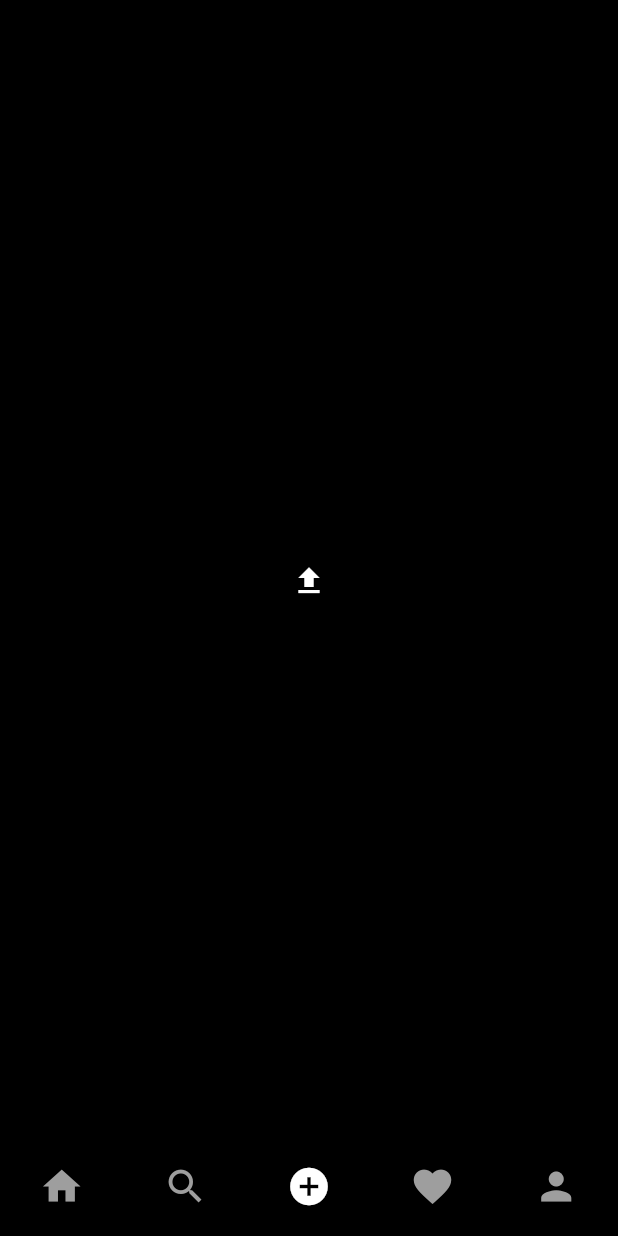
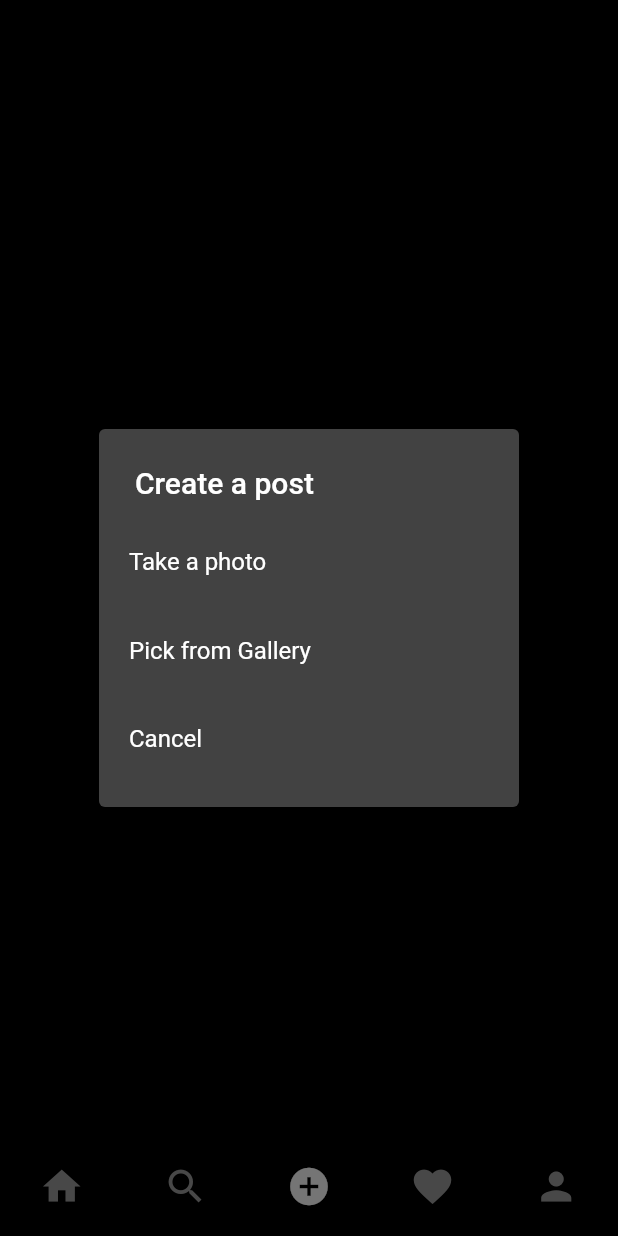
Before and after one commit to mudassirjabbar/Insta-clone-flutter, a Flutter app: the screen it shows once a user with an empty profile is signed in, item 3 of the bottom bar chosen, after a tap on the "upload" icon, on a phone screen of 412 x 824 dp. Run offline on Flutter 3.47's test engine with Material 2 defaults, Android fonts, the phone set to English and light mode, and no system bars; our stand-ins replace cloud_firestore, firebase_auth, firebase_core, firebase_storage, image_picker; accounts and stored records are empty; network calls fail.

Commit message:
step 1 done

```diff
--- a/lib/models/user.dart
+++ b/lib/models/user.dart
@@ -4,6 +4,7 @@ class User {
   final String email;
   final String uid;
   final String password;
+  final String photoURL;
   final String username;
   final String bio;
   final List followers;
@@ -13,6 +14,7 @@ class User {
     required this.email,
     required this.uid,
     required this.password,
+    required this.photoURL,
     required this.username,
     required this.bio,
     required this.followers,
@@ -25,6 +27,7 @@ class User {
         'email': email,
         'password': password,
         'bio': bio,
+        'photoURL': photoURL,
         'followers': [],
         'following': [],
       };
@@ -37,6 +40,7 @@ class User {
       email: snapshot['email'],
       password: snapshot['password'],
       bio: snapshot['bio'],
+      photoURL: snapshot['photoURL'],
       followers: snapshot['followers'],
       following: snapshot['following'],
     );
--- a/lib/resources/auth_methods.dart
+++ b/lib/resources/auth_methods.dart
@@ -30,8 +30,7 @@ class AuthMethods {
       if (email.isNotEmpty ||
           password.isNotEmpty ||
           username.isNotEmpty ||
-          bio.isNotEmpty ||
-          file != null) {
+          bio.isNotEmpty) {
         //register user
         UserCredential cred = await _auth.createUserWithEmailAndPassword(
             email: email, password: password);
@@ -44,6 +43,7 @@ class AuthMethods {
           email: email,
           password: password,
           bio: bio,
+          photoURL: photoURL,
           followers: [],
           following: [],
         );
--- a/lib/resources/storage_methods.dart
+++ b/lib/resources/storage_methods.dart
@@ -5,13 +5,13 @@ import 'package:firebase_storage/firebase_storage.dart';
 import 'package:flutter/material.dart';
 
 class StorageMethos {
-  FirebaseStorage _storage = FirebaseStorage.instance;
-  FirebaseAuth _auth = FirebaseAuth.instance;
+  final FirebaseStorage _storage = FirebaseStorage.instance;
+  final FirebaseAuth _auth = FirebaseAuth.instance;
 
   Future<String> uploadImageToStorage(
       String childName, Uint8List file, bool isPost) async {
     Reference ref =
-        await _storage.ref().child(childName).child(_auth.currentUser!.uid);
+        _storage.ref().child(childName).child(_auth.currentUser!.uid);
 
     UploadTask uploadTask = ref.putData(file);
     TaskSnapshot snap = await uploadTask;
--- a/lib/screens/add_post_screen.dart
+++ b/lib/screens/add_post_screen.dart
@@ -1,4 +1,13 @@
+import 'dart:typed_data';
+
 import 'package:flutter/material.dart';
+import 'package:image_picker/image_picker.dart';
+import 'package:insta_clone/models/user.dart';
+import 'package:insta_clone/provider/user_provider.dart';
+import 'package:insta_clone/utils/colors.dart';
+import 'package:provider/provider.dart';
+
+import '../utils/utils.dart';
 
 class AddPostScreen extends StatefulWidget {
   const AddPostScreen({Key? key}) : super(key: key);
@@ -8,13 +17,125 @@ class AddPostScreen extends StatefulWidget {
 }
 
 class _AddPostScreenState extends State<AddPostScreen> {
+  Uint8List? _file;
+  _selectImage(BuildContext context) async {
+    return showDialog(
+        context: context,
+        builder: (context) {
+          return SimpleDialog(
+            title: const Text('Create a post'),
+            children: [
+              SimpleDialogOption(
+                padding: const EdgeInsets.all(20),
+                child: const Text('Take a photo'),
+                onPressed: () async {
+                  Navigator.of(context).pop();
+                  Uint8List file = await pickImage(ImageSource.camera);
+                  setState(() {
+                    _file = file;
+                  });
+                },
+              ),
+              SimpleDialogOption(
+                padding: const EdgeInsets.all(20),
+                child: const Text('Pick from Gallery'),
+                onPressed: () async {
+                  Navigator.of(context).pop();
+                  Uint8List file = await pickImage(ImageSource.gallery);
+                  setState(() {
+                    _file = file;
+                  });
+                },
+              ),
+              SimpleDialogOption(
+                padding: const EdgeInsets.all(20),
+                child: const Text('Cancel'),
+                onPressed: () {
+                  Navigator.of(context).pop();
+                },
+              ),
+            ],
+          );
+        });
+  }
+
   @override
   Widget build(BuildContext context) {
-    return Center(
-      child: IconButton(
-        onPressed: () {},
-        icon: const Icon(Icons.upload),
-      ),
-    );
+    final User user = Provider.of<UserProvider>(context).getUser;
+    return _file == null
+        ? Center(
+            child: IconButton(
+              onPressed: () {
+                _selectImage(context);
+              },
+              icon: const Icon(Icons.upload),
+            ),
+          )
+        : Scaffold(
+            appBar: AppBar(
+              backgroundColor: mobileBackgroundColor,
+              leading: IconButton(
+                onPressed: () {},
+                icon: const Icon(Icons.arrow_back),
+              ),
+              title: const Text('Add Post'),
+              centerTitle: false,
+              actions: [
+                TextButton(
+                  onPressed: () {},
+                  child: const Text(
+                    'Post',
+                    style: TextStyle(
+                      color: blueColor,
+                      fontWeight: FontWeight.bold,
+                      fontSize: 16,
+                    ),
+                  ),
+                ),
+              ],
+            ),
+            body: Column(
+              children: [
+                Row(
+                  mainAxisAlignment: MainAxisAlignment.spaceAround,
+                  crossAxisAlignment: CrossAxisAlignment.start,
+                  children: [
+                    CircleAvatar(
+                      backgroundImage: NetworkImage(
+                        user.photoURL,
+                      ),
+                    ),
+                    SizedBox(
+                      width: MediaQuery.of(context).size.width * 0.5,
+                      child: TextField(
+                        decoration: InputDecoration(
+                          hintText: 'write caption..',
+                          border: InputBorder.none,
+                        ),
+                        maxLines: 5,
+                      ),
+                    ),
+                    SizedBox(
+                      height: 45,
+                      width: 45,
+                      child: AspectRatio(
+                        aspectRatio: 487 / 451,
+                        child: Container(
+                          decoration: BoxDecoration(
+                            image: DecorationImage(
+                              image: MemoryImage(_file!),
+                              fit: BoxFit.fill,
+                              alignment: FractionalOffset.topCenter,
+                            ),
+                          ),
+                        ),
+                      ),
+                    ),
+                    const Divider(),
+                  ],
+                ),
+              ],
+            ),
+          );
   }
 }
--- a/lib/screens/signup_screen.dart
+++ b/lib/screens/signup_screen.dart
@@ -111,7 +111,7 @@ class _SingUpScreenState extends State<SingUpScreen> {
                       left: 80,
                       bottom: -10,
                       child: IconButton(
-                        onPressed: () {},
+                        onPressed: selectImage,
                         icon: const Icon(Icons.add_a_photo),
                       ),
                     ),
--- a/lib/utils/utils.dart
+++ b/lib/utils/utils.dart
@@ -1,5 +1,3 @@
-import 'dart:html';
-
 import 'package:flutter/material.dart';
 import 'package:image_picker/image_picker.dart';
 
--- a/pubspec.yaml
+++ b/pubspec.yaml
@@ -41,7 +41,9 @@ dependencies:
   firebase_storage: ^10.3.10
   flutter_svg: ^1.0.3
   image_picker: ^0.8.6
+  image_network: ^2.5.1
   provider: ^6.0.4
+  flutter_cors: ^1.3.2
 
 dev_dependencies:
   flutter_test:
```
Also changed, not shown: pubspec.lock, 3 other files.
